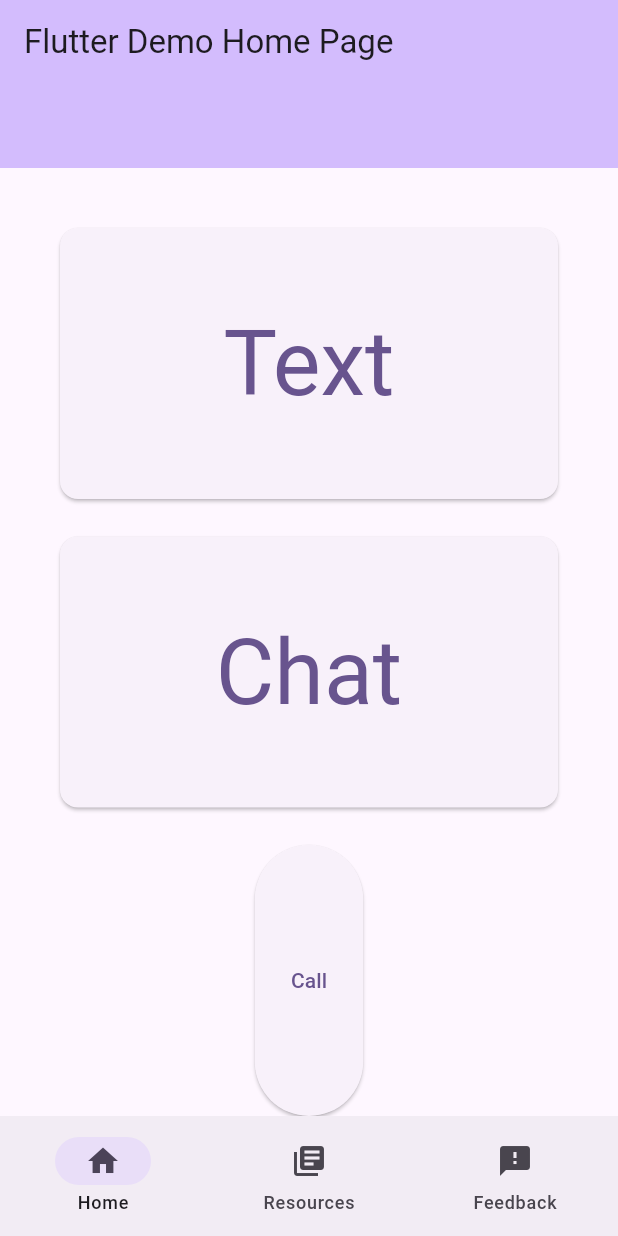
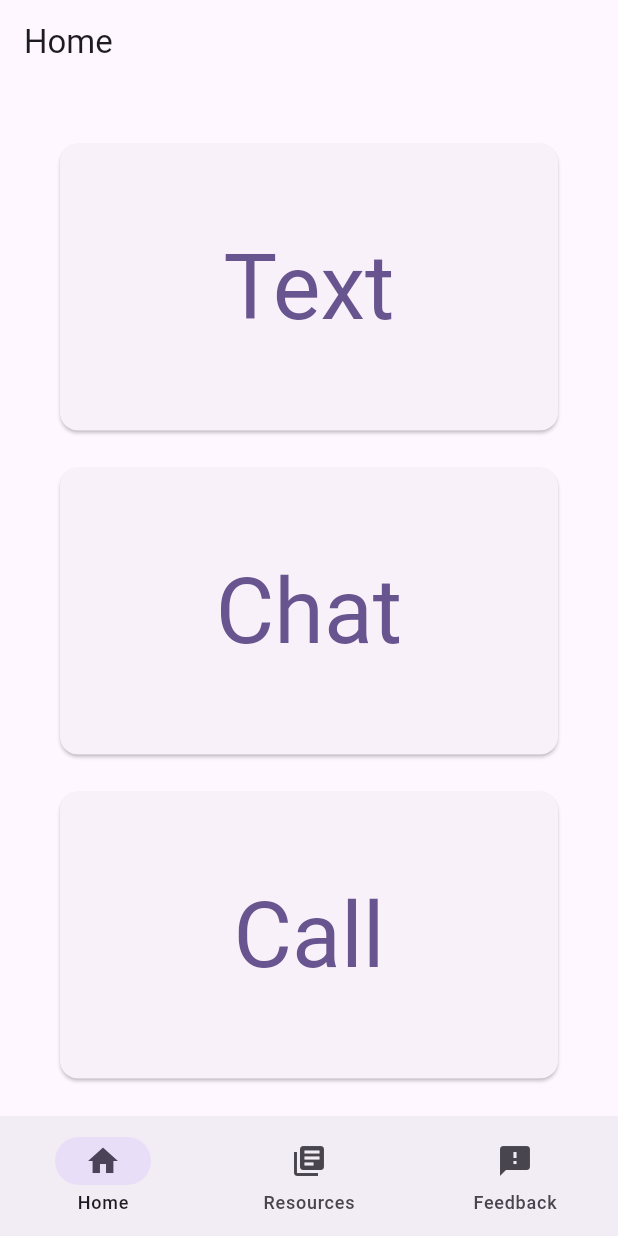
Before and after one commit to KatherineBR/Trevor-App-Public, a Flutter app: the screen it shows after launch, on a phone screen of 412 x 824 dp. Run offline on Flutter 3.47's test engine with Material 3 defaults, Android fonts, the phone set to English and light mode, and no system bars; our stand-ins replace webview_flutter; generated files the repository leaves out were written again.

Commit message:
minor ui fixes

```diff
--- a/lib/home.dart
+++ b/lib/home.dart
@@ -34,13 +34,7 @@ class MyHomePage extends StatelessWidget {
     final localizations = AppLocalizations.of(context)!;
 
     return Scaffold(
-      appBar: AppBar(
-        backgroundColor: Theme.of(context).colorScheme.inversePrimary,
-        // Here we take the value from the MyHomePage object that was created by
-        // the App.build method, and use it to set our appbar title.
-        // uses the content from the translation that it retrieved from the
-        // the generated class
-      ),
+      appBar: AppBar(title: Text('Home')),
       body: Padding(
         padding: EdgeInsets.symmetric(horizontal: 40),
         child: Column(
@@ -83,9 +77,16 @@ class MyHomePage extends StatelessWidget {
             ), ),
             SizedBox(height: 25),
             Expanded(child: ElevatedButton(
+              onPressed: () => openCallApp('+18664887386'),
+              style: ElevatedButton.styleFrom(
+                minimumSize: Size(double.infinity, 60), // Ensures full width
+                textStyle: TextStyle(fontSize: 60), // Increases font size
+                shape: RoundedRectangleBorder(
+                  borderRadius: BorderRadius.circular(12), // Makes it rounded rectangle
+              ), ),
               child: Text(localizations.call),
-              onPressed: () => openCallApp('+18664887386'),
             ), ),
+            SizedBox(height: 25),
           ],
         ),
       ),
--- a/lib/l10n/app_es.arb
+++ b/lib/l10n/app_es.arb
@@ -4,7 +4,7 @@
   "text": "Mensaje",
   "chat": "Chat",
   "chatURL": "http://chat.trvr.mx/",
-  "feedback" : "Retroalimentación"
+  "feedback" : "Retroalimentación",
   "home" : "Hogar",
   "resources" : "Recursos",
   "feedback" : "Comentario"
--- a/lib/main.dart
+++ b/lib/main.dart
@@ -66,7 +66,7 @@ class _HomeScreenState extends State<HomeScreen> {
   final List<Widget> _pages = [
     MyHomePage(),        // Home page from home.dart
     ResourcesPage(),  // Meditation page from resources.dart
-    MyFeedbackPage(),    // Feedback page from feedback.dart
+    FeedbackApp(),    // Feedback page from feedback.dart
   ];
 
   // This function is called when a bottom nav item is selected
@@ -81,17 +81,6 @@ class _HomeScreenState extends State<HomeScreen> {
     final localizations = AppLocalizations.of(context)!;
 
     return Scaffold(
-      appBar: AppBar(
-        // TRY THIS: Try changing the color here to a specific color (to
-        // Colors.amber, perhaps?) and trigger a hot reload to see the AppBar
-        // change color while the other colors stay the same.
-        backgroundColor: Theme.of(context).colorScheme.inversePrimary,
-        // Here we take the value from the MyHomePage object that was created by
-        // the App.build method, and use it to set our appbar title.
-        // uses the content from the translation that it retrieved from the
-        // the generated class
-        title: Text(localizations.appTitle),
-      ),
       body: IndexedStack(
         index: _selectedIndex, // Show the page based on the selected index
         children: _pages, // The list of pages
--- a/lib/webview_controller.dart
+++ b/lib/webview_controller.dart
@@ -36,9 +36,6 @@ class _WebViewAppState extends State<WebViewApp> {
   @override
   Widget build(BuildContext context) {
     return Scaffold(
-      appBar: AppBar(
-        title: const Text('Flutter WebView'),
-      ),
       body: WebViewWidget(
         controller: controller,
       ),
```
Also changed, not shown: flutter_01.png (added).
